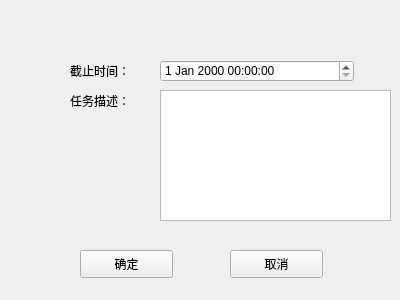
This is OutTime/edittable2.ui in agilelike/OurTime as Qt 5 draws it before an edit. The edited form follows.
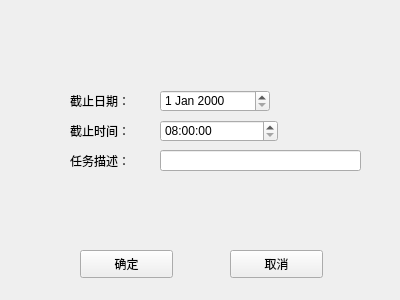
This is the edited form.

```diff
--- a/OutTime/edittable2.ui
+++ b/OutTime/edittable2.ui
@@ -17,7 +17,7 @@
    <property name="geometry">
     <rect>
      <x>70</x>
-     <y>60</y>
+     <y>120</y>
      <width>72</width>
      <height>21</height>
     </rect>
@@ -30,7 +30,7 @@
    <property name="geometry">
     <rect>
      <x>70</x>
-     <y>90</y>
+     <y>150</y>
      <width>72</width>
      <height>21</height>
     </rect>
@@ -65,22 +65,59 @@
     <string>取消</string>
    </property>
   </widget>
-  <widget class="QTextEdit" name="textEdit">
+  <widget class="QLineEdit" name="lineEdit">
    <property name="geometry">
     <rect>
      <x>160</x>
+     <y>150</y>
+     <width>201</width>
+     <height>21</height>
+    </rect>
+   </property>
+  </widget>
+  <widget class="QTimeEdit" name="timeEdit">
+   <property name="geometry">
+    <rect>
+     <x>160</x>
+     <y>120</y>
+     <width>118</width>
+     <height>22</height>
+    </rect>
+   </property>
+   <property name="maximumTime">
+    <time>
+     <hour>21</hour>
+     <minute>0</minute>
+     <second>0</second>
+    </time>
+   </property>
+   <property name="minimumTime">
+    <time>
+     <hour>8</hour>
+     <minute>0</minute>
+     <second>0</second>
+    </time>
+   </property>
+  </widget>
+  <widget class="QLabel" name="label_3">
+   <property name="geometry">
+    <rect>
+     <x>70</x>
      <y>90</y>
-     <width>231</width>
-     <height>131</height>
+     <width>72</width>
+     <height>21</height>
     </rect>
    </property>
+   <property name="text">
+    <string>截止日期：</string>
+   </property>
   </widget>
-  <widget class="QDateTimeEdit" name="dateTimeEdit">
+  <widget class="QDateEdit" name="dateEdit">
    <property name="geometry">
     <rect>
      <x>160</x>
-     <y>60</y>
-     <width>194</width>
+     <y>90</y>
+     <width>110</width>
      <height>22</height>
     </rect>
    </property>
```
